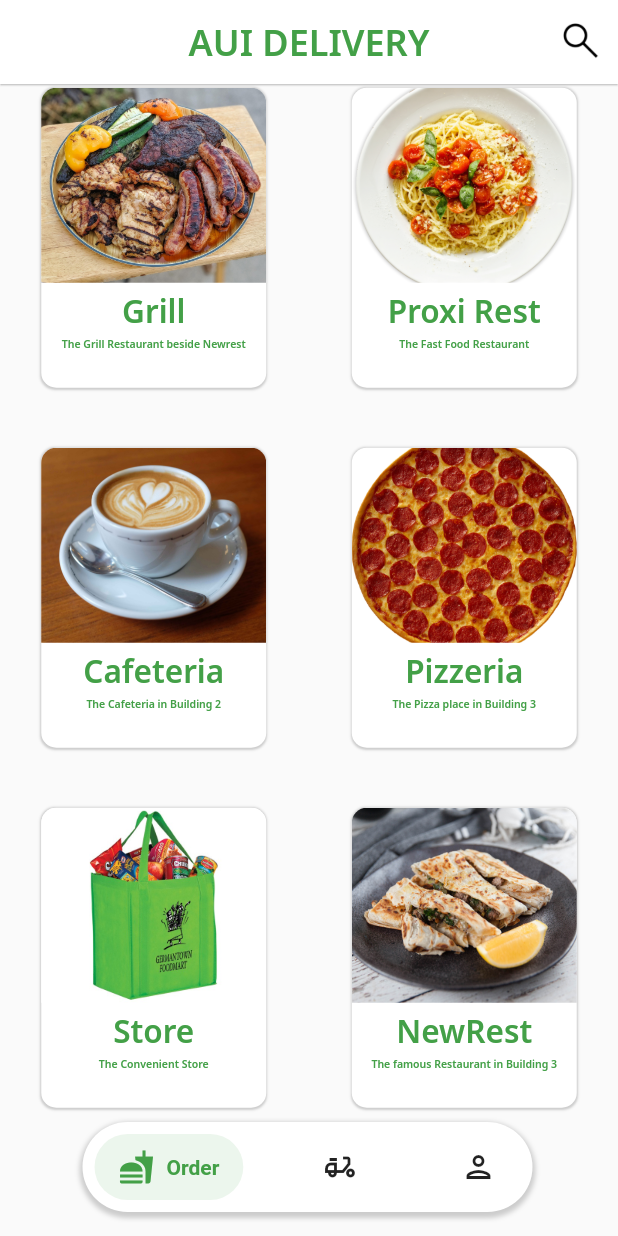
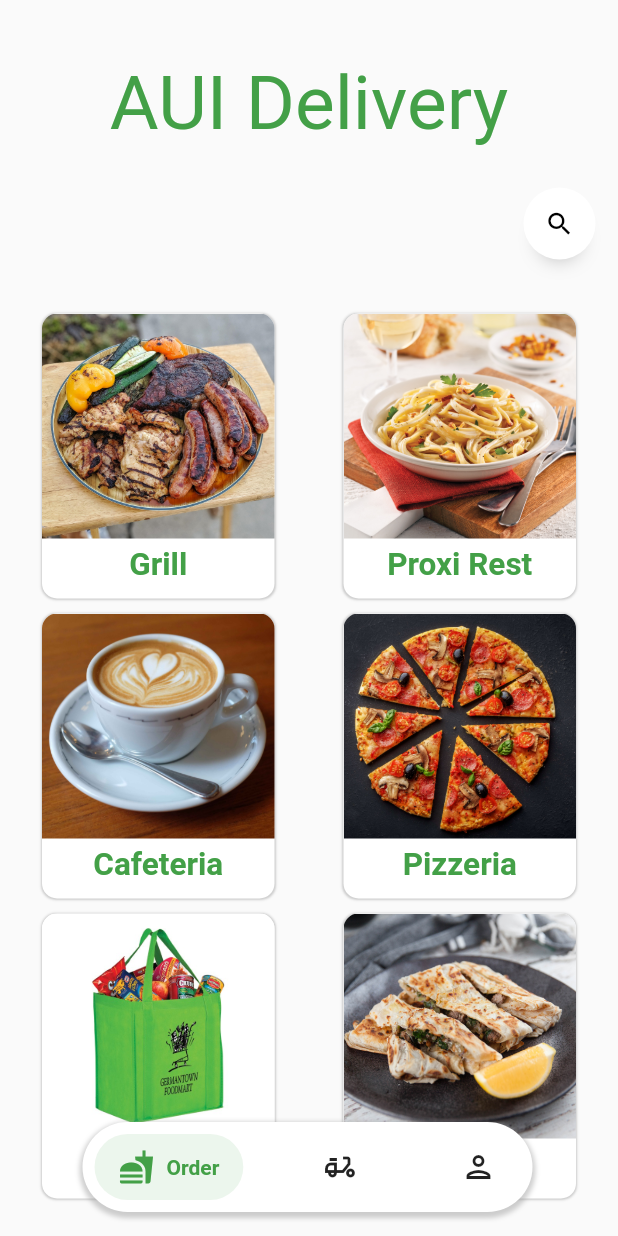
Before and after one commit to farukumarx64/College-Delivery-App, a Flutter app: the screen it shows after launch, on a phone screen of 412 x 824 dp. Run offline on Flutter 3.47's test engine with Material 2 defaults, Android fonts, the phone set to English and light mode, and no system bars; drawn by our look-alikes of anim_search_bar, salomon_bottom_bar; our stand-ins replace google_fonts.

Commit message:
Another commit

```diff
--- a/lib/home_page.dart
+++ b/lib/home_page.dart
@@ -1,3 +1,4 @@
+import 'package:anim_search_bar/anim_search_bar.dart';
 import 'package:flutter/cupertino.dart';
 import 'package:flutter/material.dart';
 import 'package:flutter/rendering.dart';
@@ -15,6 +16,7 @@ class _HomePageState extends State<HomePage> {
   var _currentIndex = 0;
   var barColor = 0xFF43A047;
   late ScrollController controller;
+  TextEditingController textController = TextEditingController();
 
   @override
   void initState() {
@@ -31,30 +33,38 @@ class _HomePageState extends State<HomePage> {
   @override
   Widget build(BuildContext context) {
     return Scaffold(
-      appBar: AppBar(
-        actions: [
-          IconButton(
-              onPressed: () {},
-              icon: Image.asset(
-                'assets/search.png',
-                height: 27.5,
-                width: 27.5,
-              ))
+      body: LayoutBuilder(
+        builder: (context, constrains) {
+          return Column(
+            children: [
+              SizedBox(height: 40),
+              Text(
+                'AUI Delivery',
+                style: GoogleFonts.jacquesFrancois(
+                    fontSize: 50,
+                    fontWeight: FontWeight.w400,
+                    color: Color(barColor)),
+              ),
+              Row(
+                mainAxisAlignment: MainAxisAlignment.end,
+                children: [
+                  AnimSearchBar(
+                      rtl: true,
+                      autoFocus: true,
+                      width: 330,
+                      textController: textController,
+                      closeSearchOnSuffixTap: false,
+                      onSuffixTap: () {}),
+                  SizedBox(
+                    width: 15,
+                  )
                 ],
-        title: Text(
-          'AUI DELIVERY',
-          style: GoogleFonts.notoSans(
-            fontWeight: FontWeight.w600,
-            color: Color(barColor),
               ),
-          textScaleFactor: 1.2,
+              homePageListView(),
+            ],
+          );
+        },
       ),
-        centerTitle: true,
-        foregroundColor: Color(barColor),
-        backgroundColor: Colors.white,
-        elevation: 0.5,
-      ),
-      body: homePageListViewSecond(),
       floatingActionButton: ScrollToHideWidget(
         controller: controller,
         child: bottomCustomAppBar(),
@@ -63,7 +73,7 @@ class _HomePageState extends State<HomePage> {
     );
   }
 
-  ListView homePageListView() {
+  Expanded homePageListView() {
     final List<String> locations = <String>[
       'Grill',
       'Proxi Rest',
@@ -82,122 +92,31 @@ class _HomePageState extends State<HomePage> {
     ];
     final List<String> imgUrls = [
       'assets/grill-2.jpg',
-      'assets/proxi.png',
+      'assets/proxi-2.jpeg',
       'assets/coffee-4.jpg',
-      'assets/pizza.png',
-      'assets/store-2.jpg',
-      'assets/newrest-3.jpg'
-    ];
-    return ListView.separated(
-      controller: controller,
-      itemCount: locations.length,
-      itemBuilder: (BuildContext context, int index) {
-        return InkWell(
-          child: Card(
-            elevation: 1.5,
-            color: Colors.white,
-            child: Container(
-              padding: const EdgeInsets.only(left: 30, right: 30),
-              height: 120,
-              width: 80,
-              child: Row(
-                children: [
-                  ClipRRect(
-                    borderRadius: BorderRadius.circular(60),
-                    child: Image.asset(
-                      imgUrls[index],
-                      width: 100,
-                      height: 100,
-                      fit: BoxFit.cover,
-                    ),
-                  ),
-                  const SizedBox(width: 50),
-                  Flexible(
-                    child: Column(
-                      mainAxisAlignment: MainAxisAlignment.spaceEvenly,
-                      children: [
-                        Text(
-                          locations[index],
-                          textScaleFactor: 2,
-                          style: GoogleFonts.notoSans(
-                              fontWeight: FontWeight.w600,
-                              color: Color(barColor)),
-                        ),
-                        Text(locationDetails[index],
-                            textScaleFactor: 1.2,
-                            textAlign: TextAlign.center,
-                            maxLines: 3,
-                            overflow: TextOverflow.ellipsis,
-                            style: GoogleFonts.notoSans(
-                                fontWeight: FontWeight.w600,
-                                color: Color(barColor)))
-                      ],
-                    ),
-                  )
-                ],
-              ),
-            ),
-          ),
-          onTap: () {},
-        );
-      },
-      scrollDirection: Axis.vertical,
-      separatorBuilder: (BuildContext context, int index) => const Divider(
-        thickness: 0.01,
-        height: 1,
-      ),
-      shrinkWrap: true,
-      reverse: true,
-      padding: EdgeInsets.all(8),
-    );
-  }
-
-  GridView homePageListViewSecond() {
-    final List<String> locations = <String>[
-      'Grill',
-      'Proxi Rest',
-      'Cafeteria',
-      'Pizzeria',
-      'Store',
-      'NewRest'
-    ];
-    final List<String> locationDetails = [
-      'The Grill Restaurant beside Newrest',
-      'The Fast Food Restaurant',
-      'The Cafeteria in Building 2',
-      'The Pizza place in Building 3',
-      'The Convenient Store',
-      'The famous Restaurant in Building 3'
-    ];
-    final List<String> imgUrls = [
-      'assets/grill-2.jpg',
-      'assets/proxi.png',
-      'assets/coffee-4.jpg',
-      'assets/pizza.png',
+      'assets/pizza-2.jpg',
       'assets/store-2.jpg',
       'assets/newrest-3.jpg'
     ];
 
-    return GridView.builder(
+    return Expanded(
+      child: GridView.builder(
+        padding: EdgeInsets.fromLTRB(5, 10, 5, 0),
+        physics: ScrollPhysics(),
         itemCount: locations.length,
         scrollDirection: Axis.vertical,
         reverse: false,
         gridDelegate: const SliverGridDelegateWithFixedCrossAxisCount(
-        crossAxisCount: 2,
-        crossAxisSpacing: 2,
-        mainAxisSpacing: 35,
-      ),
+            crossAxisCount: 2, mainAxisSpacing: 10, mainAxisExtent: 190),
         controller: controller,
         itemBuilder: (BuildContext context, int index) {
           return InkWell(
             child: Row(
-            mainAxisSize: MainAxisSize.min,
               mainAxisAlignment: MainAxisAlignment.center,
-            crossAxisAlignment: CrossAxisAlignment.center,
               children: [
                 Container(
-                height: 200,
-                width: 150,
+                  height: 220,
+                  width: 155,
                   decoration: BoxDecoration(
                     color: Colors.white,
                     borderRadius: BorderRadius.circular(10),
@@ -216,27 +135,22 @@ class _HomePageState extends State<HomePage> {
                             BorderRadius.vertical(top: Radius.circular(10)),
                         child: Image.asset(
                           imgUrls[index],
-                        width: 150,
-                        height: 130,
+                          width: 165,
+                          height: 150,
                           fit: BoxFit.cover,
                         ),
                       ),
                       const SizedBox(height: 5),
-                    Text(
+                      FittedBox(
+                        child: Text(
                           locations[index],
                           textScaleFactor: 1.5,
-                      style: GoogleFonts.notoSans(
-                          fontWeight: FontWeight.w600, color: Color(barColor)),
+                          style: GoogleFonts.roboto(
+                              fontWeight: FontWeight.w700,
+                              color: Color(barColor)),
+                        ),
                       ),
                       SizedBox(height: 2.5),
-                    Text(locationDetails[index],
-                        textScaleFactor: 0.5,
-                        textAlign: TextAlign.center,
-                        maxLines: 3,
-                        overflow: TextOverflow.ellipsis,
-                        style: GoogleFonts.notoSans(
-                            fontWeight: FontWeight.w600,
-                            color: Color(barColor)))
                     ],
                   ),
                 ),
@@ -245,6 +159,7 @@ class _HomePageState extends State<HomePage> {
             onTap: () {},
           );
         },
+      ),
     );
   }
 
--- a/pubspec.yaml
+++ b/pubspec.yaml
@@ -36,6 +36,9 @@ dependencies:
   cupertino_icons: ^1.0.2
   salomon_bottom_bar: ^3.1.0
   google_fonts: ^2.1.0
+  anim_search_bar: ^2.0.2
+  material_floating_search_bar: ^0.3.6
+  flutter_screenutil: ^5.0.0+2
 
 dev_dependencies:
   flutter_test:
@@ -74,6 +77,8 @@ flutter:
     - assets/newrest-4.jpg
     - assets/grill-2.jpg
     - assets/search.png
+    - assets/pizza-2.jpg
+    - assets/proxi-2.jpeg
 
   # An image asset can refer to one or more resolution-specific "variants", see
   # https://flutter.dev/assets-and-images/#resolution-aware.
```
Also changed, not shown: lib/main.dart (+4 -4 lines), assets/pizza-2.jpg (added), assets/proxi-2.jpeg (added), pubspec.lock, 1 other file. Lines whose indentation alone changed are shown as unchanged.
